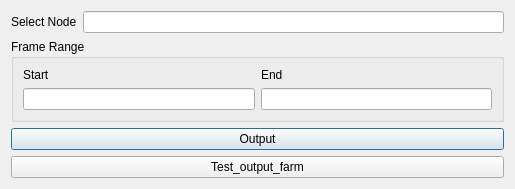
Before: the Qt Designer form resources/dialog.ui in demon7x/tk-katana-output, drawn with Qt 5.
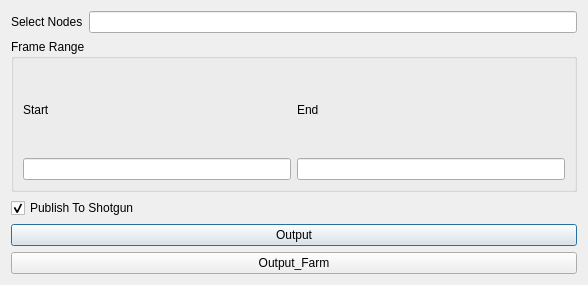
After: the same form once the commit is applied.

Commit message: multi select & shotgun pub

The edit to the form file:
```diff
--- a/resources/dialog.ui
+++ b/resources/dialog.ui
@@ -6,8 +6,8 @@
    <rect>
     <x>0</x>
     <y>0</y>
-    <width>515</width>
-    <height>156</height>
+    <width>588</width>
+    <height>285</height>
    </rect>
   </property>
   <property name="windowTitle">
@@ -19,7 +19,7 @@
      <item>
       <widget class="QLabel" name="label_6">
        <property name="text">
-        <string>Select Node</string>
+        <string>Select Nodes</string>
        </property>
       </widget>
      </item>
@@ -69,6 +69,16 @@
      </layout>
     </widget>
    </item>
+   <item>
+    <widget class="QCheckBox" name="sg_check">
+     <property name="text">
+      <string>Publish To Shotgun</string>
+     </property>
+     <property name="checked">
+      <bool>true</bool>
+     </property>
+    </widget>
+   </item>
    <item>
     <widget class="QPushButton" name="output_btn">
      <property name="text">
@@ -79,7 +89,7 @@
    <item>
     <widget class="QPushButton" name="farm_btn">
      <property name="text">
-      <string>Test_output_farm</string>
+      <string>Output_Farm</string>
      </property>
     </widget>
    </item>
```
The commit also changes 3 other files.
